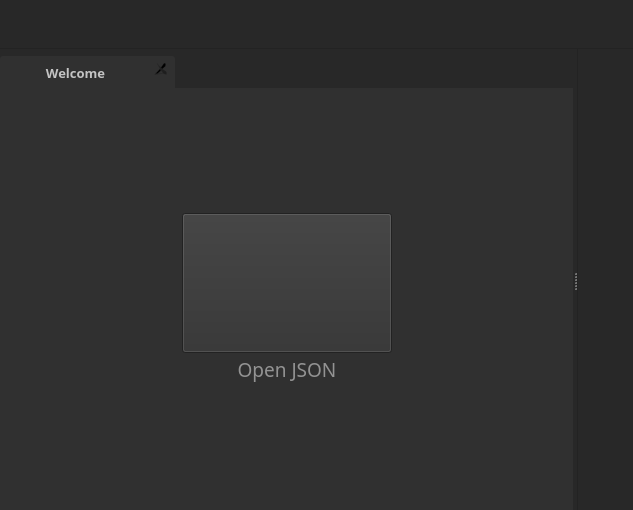
Qt form ui/mainwindow.ui (joenano/rapidview) before a commit.
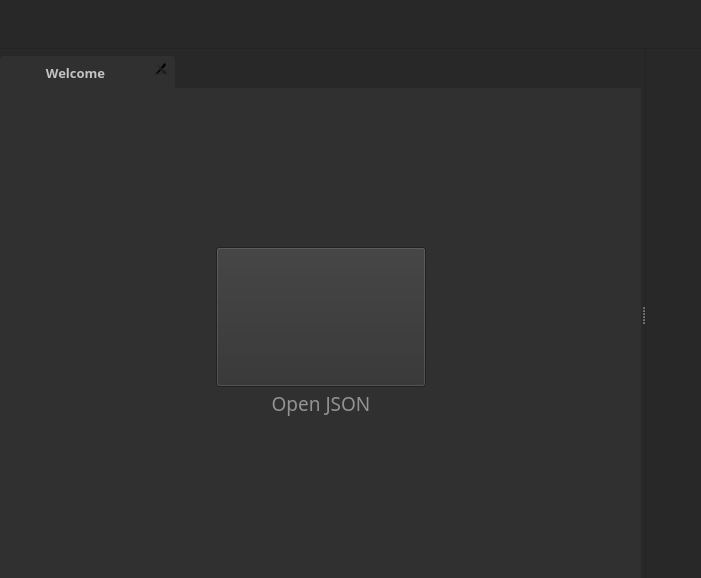
The same form after that commit. Icons and pictures are not drawn.

Diff of the .ui file:
```diff
--- a/ui/mainwindow.ui
+++ b/ui/mainwindow.ui
@@ -6,8 +6,8 @@
    <rect>
     <x>0</x>
     <y>0</y>
-    <width>633</width>
-    <height>510</height>
+    <width>701</width>
+    <height>578</height>
    </rect>
   </property>
   <property name="windowTitle">
@@ -279,6 +279,37 @@
          </property>
         </spacer>
        </item>
+       <item>
+        <widget class="QPushButton" name="btn_topbar_github">
+         <property name="minimumSize">
+          <size>
+           <width>0</width>
+           <height>0</height>
+          </size>
+         </property>
+         <property name="maximumSize">
+          <size>
+           <width>16777215</width>
+           <height>31</height>
+          </size>
+         </property>
+         <property name="cursor">
+          <cursorShape>PointingHandCursor</cursorShape>
+         </property>
+         <property name="toolTip">
+          <string>View on Github</string>
+         </property>
+         <property name="text">
+          <string/>
+         </property>
+         <property name="iconSize">
+          <size>
+           <width>21</width>
+           <height>21</height>
+          </size>
+         </property>
+        </widget>
+       </item>
        <item>
         <widget class="QPushButton" name="btn_topbar_settings">
          <property name="minimumSize">
```
Left out of the diff: 14 changed lines with no effect on the pictures.
